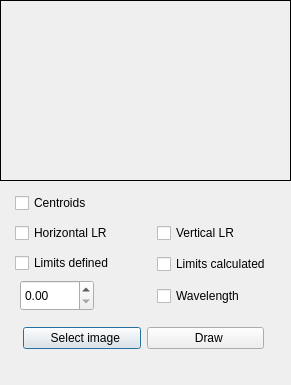
Qt form selwathtocheck.ui (JairoSalazarV/QtHypCam) before a commit.
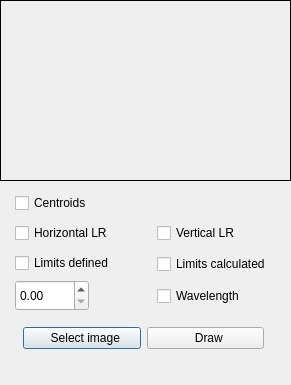
The same form after that commit. Icons and pictures are not drawn.

```diff
--- a/selwathtocheck.ui
+++ b/selwathtocheck.ui
@@ -146,7 +146,7 @@
   <widget class="QDoubleSpinBox" name="douubleSpinWave">
    <property name="geometry">
     <rect>
-     <x>20</x>
+     <x>15</x>
      <y>280</y>
      <width>74</width>
      <height>31</height>
```
